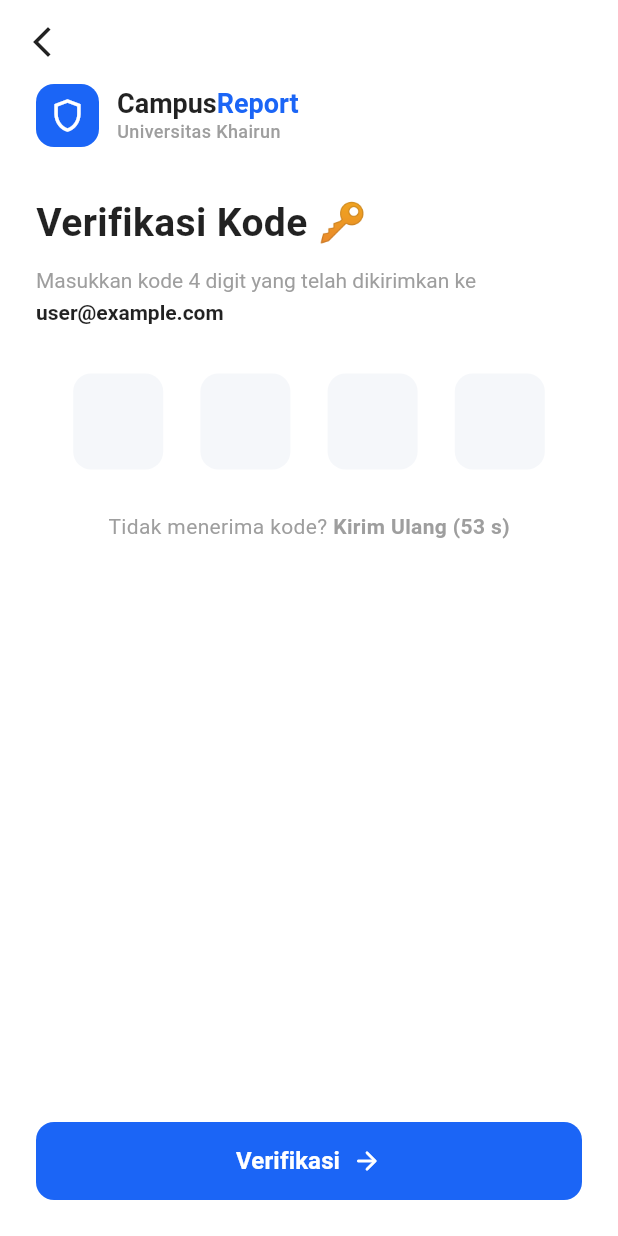
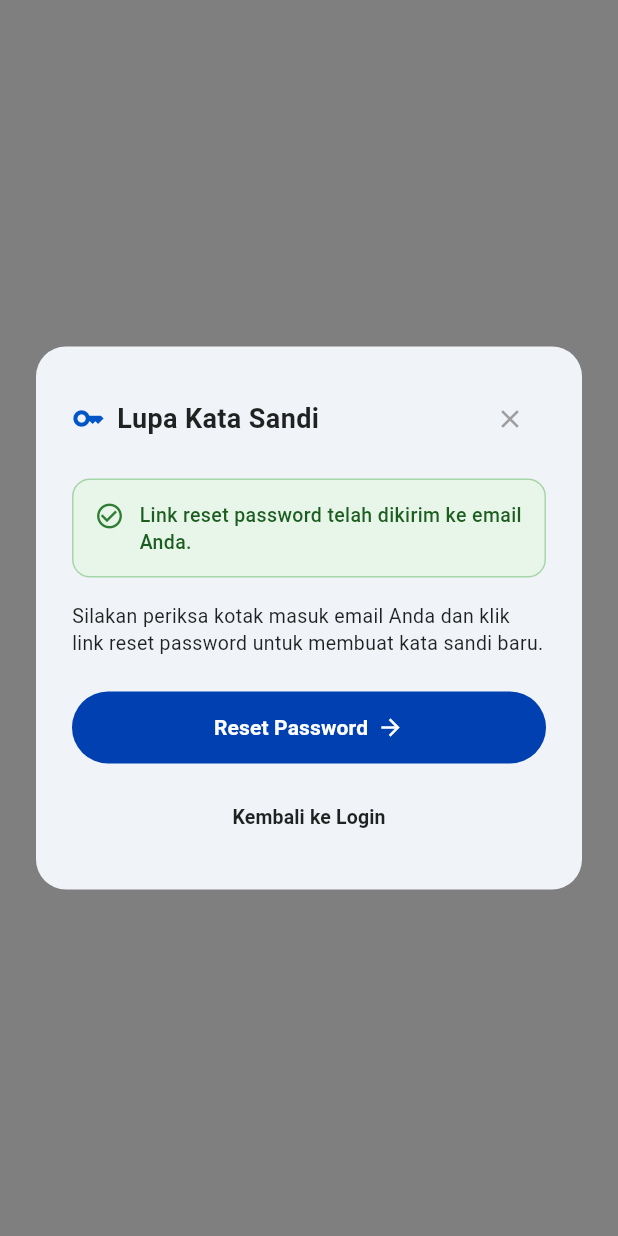
Before and after one commit to ekawati28/Projek-Mobile-, a Flutter app: the screen it shows after launch, on a phone screen of 412 x 824 dp. Run offline on Flutter 3.47's test engine with Material 3 defaults, Android fonts, the phone set to English and light mode, and no system bars.

Commit message:
menambahkan halaman lupa_password_page2 di views/auth

```diff
--- a/lib/main.dart
+++ b/lib/main.dart
@@ -1,5 +1,5 @@
 import 'package:flutter/material.dart';
-import 'reset_password_otp_page.dart';
+import 'views/auth/lupa_password_page2.dart';
 
 void main() {
   runApp(const MyApp());
@@ -10,9 +10,14 @@ class MyApp extends StatelessWidget {
 
   @override
   Widget build(BuildContext context) {
-    return const MaterialApp(
+    return MaterialApp(
+      title: 'CampusReport',
       debugShowCheckedModeBanner: false,
-      home: ResetPasswordOtpPage(emailOrPhone: "user@example.com"),
+      theme: ThemeData(
+        colorScheme: ColorScheme.fromSeed(seedColor: const Color(0xFF003399)),
+        useMaterial3: true,
+      ),
+      home: const LupaPasswordPage2(),
     );
   }
 }
--- a/lib/reset_password_otp_page.dart
+++ /dev/null
@@ -1,298 +0,0 @@
-import 'dart:async';
-import 'package:flutter/material.dart';
-import 'package:flutter/services.dart';
-
-class ResetPasswordOtpPage extends StatefulWidget {
-  final String emailOrPhone;
-
-  const ResetPasswordOtpPage({
-    super.key,
-    this.emailOrPhone = "mahasiswa@gmail.com",
-  });
-
-  @override
-  State<ResetPasswordOtpPage> createState() => _ResetPasswordOtpPageState();
-}
-
-class _ResetPasswordOtpPageState extends State<ResetPasswordOtpPage> {
-  final List<TextEditingController> _controllers =
-      List.generate(4, (_) => TextEditingController());
-  final List<FocusNode> _focusNodes = List.generate(4, (_) => FocusNode());
-
-  Timer? _timer;
-  int _start = 60;
-  bool _canResend = false;
-
-  @override
-  void initState() {
-    super.initState();
-    _startTimer();
-  }
-
-  void _startTimer() {
-    setState(() {
-      _start = 60;
-      _canResend = false;
-    });
-    _timer = Timer.periodic(const Duration(seconds: 1), (timer) {
-      if (_start == 0) {
-        setState(() {
-          _canResend = true;
-          timer.cancel();
-        });
-      } else {
-        setState(() {
-          _start--;
-        });
-      }
-    });
-  }
-
-  @override
-  void dispose() {
-    _timer?.cancel();
-    for (var controller in _controllers) {
-      controller.dispose();
-    }
-    for (var node in _focusNodes) {
-      node.dispose();
-    }
-    super.dispose();
-  }
-
-  String _getOtpCode() {
-    return _controllers.map((c) => c.text).join();
-  }
-
-  void _verifyOtp() {
-    String otp = _getOtpCode();
-    if (otp.length < 4) {
-      ScaffoldMessenger.of(context).showSnackBar(
-        const SnackBar(
-          content: Text('Masukkan 4 digit kode verifikasi dengan lengkap.'),
-          backgroundColor: Colors.redAccent,
-        ),
-      );
-      return;
-    }
-
-    ScaffoldMessenger.of(context).showSnackBar(
-      SnackBar(
-        content: Text('Kode OTP $otp berhasil diverifikasi!'),
-        backgroundColor: Colors.green,
-      ),
-    );
-  }
-
-  @override
-  Widget build(BuildContext context) {
-    const primaryColor = Color(0xFF1B65F6); // Warna biru utama CampusReport
-
-    return Scaffold(
-      backgroundColor: Colors.white,
-      appBar: AppBar(
-        backgroundColor: Colors.white,
-        elevation: 0,
-        leading: IconButton(
-          icon: const Icon(Icons.arrow_back_ios_new, color: Colors.black87),
-          onPressed: () => Navigator.pop(context),
-        ),
-      ),
-      body: SafeArea(
-        child: Padding(
-          padding: const EdgeInsets.symmetric(horizontal: 24.0),
-          child: Column(
-            crossAxisAlignment: CrossAxisAlignment.start,
-            children: [
-              // Header Brand CampusReport
-              Row(
-                children: [
-                  Container(
-                    width: 42,
-                    height: 42,
-                    decoration: BoxDecoration(
-                      color: primaryColor,
-                      borderRadius: BorderRadius.circular(12),
-                    ),
-                    child: const Icon(
-                      Icons.shield_outlined,
-                      color: Colors.white,
-                      size: 26,
-                    ),
-                  ),
-                  const SizedBox(width: 12),
-                  Column(
-                    crossAxisAlignment: CrossAxisAlignment.start,
-                    children: [
-                      RichText(
-                        text: const TextSpan(
-                          text: 'Campus',
-                          style: TextStyle(
-                            fontSize: 18,
-                            fontWeight: FontWeight.bold,
-                            color: Colors.black87,
-                          ),
-                          children: [
-                            TextSpan(
-                              text: 'Report',
-                              style: TextStyle(color: primaryColor),
-                            ),
-                          ],
-                        ),
-                      ),
-                      const Text(
-                        'Universitas Khairun',
-                        style: TextStyle(
-                          fontSize: 12,
-                          color: Colors.grey,
-                          fontWeight: FontWeight.w500,
-                        ),
-                      ),
-                    ],
-                  ),
-                ],
-              ),
-              const SizedBox(height: 32),
-
-              // Judul & Petunjuk
-              const Text(
-                'Verifikasi Kode 🔑',
-                style: TextStyle(
-                  fontSize: 26,
-                  fontWeight: FontWeight.bold,
-                  color: Colors.black87,
-                ),
-              ),
-              const SizedBox(height: 8),
-              RichText(
-                text: TextSpan(
-                  text: 'Masukkan kode 4 digit yang telah dikirimkan ke ',
-                  style: const TextStyle(fontSize: 14, color: Colors.grey, height: 1.5),
-                  children: [
-                    TextSpan(
-                      text: widget.emailOrPhone,
-                      style: const TextStyle(
-                        fontWeight: FontWeight.bold,
-                        color: Colors.black87,
-                      ),
-                    ),
-                  ],
-                ),
-              ),
-              const SizedBox(height: 32),
-
-              // Form Input Kode 4 Digit
-              Row(
-                mainAxisAlignment: MainAxisAlignment.spaceEvenly,
-                children: List.generate(4, (index) {
-                  return SizedBox(
-                    width: 60,
-                    height: 64,
-                    child: TextField(
-                      controller: _controllers[index],
-                      focusNode: _focusNodes[index],
-                      keyboardType: TextInputType.number,
-                      textAlign: TextAlign.center,
-                      style: const TextStyle(
-                        fontSize: 24,
-                        fontWeight: FontWeight.bold,
-                      ),
-                      inputFormatters: [
-                        LengthLimitingTextInputFormatter(1),
-                        FilteringTextInputFormatter.digitsOnly,
-                      ],
-                      decoration: InputDecoration(
-                        filled: true,
-                        fillColor: const Color(0xFFF5F7FA),
-                        border: OutlineInputBorder(
-                          borderRadius: BorderRadius.circular(12),
-                          borderSide: BorderSide.none,
-                        ),
-                        focusedBorder: OutlineInputBorder(
-                          borderRadius: BorderRadius.circular(12),
-                          borderSide: const BorderSide(
-                            color: primaryColor,
-                            width: 2,
-                          ),
-                        ),
-                      ),
-                      onChanged: (value) {
-                        if (value.isNotEmpty && index < 3) {
-                          _focusNodes[index + 1].requestFocus();
-                        } else if (value.isEmpty && index > 0) {
-                          _focusNodes[index - 1].requestFocus();
-                        }
-                      },
-                    ),
-                  );
-                }),
-              ),
-              const SizedBox(height: 28),
-
-              // Timer Kirim Ulang
-              Center(
-                child: Row(
-                  mainAxisAlignment: MainAxisAlignment.center,
-                  children: [
-                    const Text(
-                      "Tidak menerima kode? ",
-                      style: TextStyle(color: Colors.grey),
-                    ),
-                    GestureDetector(
-                      onTap: _canResend
-                          ? () {
-                              _startTimer();
-                            }
-                          : null,
-                      child: Text(
-                        _canResend ? "Kirim Ulang" : "Kirim Ulang ($_start s)",
-                        style: TextStyle(
-                          color: _canResend ? primaryColor : Colors.grey,
-                          fontWeight: FontWeight.bold,
-                        ),
-                      ),
-                    ),
-                  ],
-                ),
-              ),
-
-              const Spacer(),
-
-              // Tombol Verifikasi
-              SizedBox(
-                width: double.infinity,
-                height: 52,
-                child: ElevatedButton(
-                  onPressed: _verifyOtp,
-                  style: ElevatedButton.styleFrom(
-                    backgroundColor: primaryColor,
-                    shape: RoundedRectangleBorder(
-                      borderRadius: BorderRadius.circular(12),
-                    ),
-                    elevation: 0,
-                  ),
-                  child: const Row(
-                    mainAxisAlignment: MainAxisAlignment.center,
-                    children: [
-                      Text(
-                        'Verifikasi',
-                        style: TextStyle(
-                          fontSize: 16,
-                          fontWeight: FontWeight.bold,
-                          color: Colors.white,
-                        ),
-                      ),
-                      SizedBox(width: 8),
-                      Icon(Icons.arrow_forward_rounded, color: Colors.white, size: 20),
-                    ],
-                  ),
-                ),
-              ),
-              const SizedBox(height: 24),
-            ],
-          ),
-        ),
-      ),
-    );
-  }
-}
--- /dev/null
+++ b/lib/views/auth/lupa_password_page2.dart
@@ -0,0 +1,150 @@
+import 'package:flutter/material.dart';
+
+class LupaPasswordPage2 extends StatelessWidget {
+  const LupaPasswordPage2({super.key});
+
+  @override
+  Widget build(BuildContext context) {
+    return Scaffold(
+      backgroundColor: Colors.black.withValues(alpha: 0.5),
+      body: Center(
+        child: SingleChildScrollView(
+          child: Container(
+            margin: const EdgeInsets.symmetric(horizontal: 24),
+            padding: const EdgeInsets.all(24),
+            decoration: BoxDecoration(
+              color: const Color(0xFFF0F4F8),
+              borderRadius: BorderRadius.circular(20),
+            ),
+            child: Column(
+              mainAxisSize: MainAxisSize.min,
+              crossAxisAlignment: CrossAxisAlignment.start,
+              children: [
+                Row(
+                  mainAxisAlignment: MainAxisAlignment.spaceBetween,
+                  children: [
+                    Row(
+                      children: const [
+                        Icon(
+                          Icons.key_outlined,
+                          color: Color(0xFF0056C6),
+                          size: 22,
+                        ),
+                        SizedBox(width: 8),
+                        Text(
+                          'Lupa Kata Sandi',
+                          style: TextStyle(
+                            fontSize: 18,
+                            fontWeight: FontWeight.bold,
+                            color: Colors.black87,
+                          ),
+                        ),
+                      ],
+                    ),
+                    IconButton(
+                      icon: const Icon(Icons.close, color: Colors.grey, size: 20),
+                      onPressed: () => Navigator.pop(context),
+                      padding: EdgeInsets.zero,
+                      constraints: const BoxConstraints(),
+                    ),
+                  ],
+                ),
+                const SizedBox(height: 16),
+                Container(
+                  width: double.infinity,
+                  padding: const EdgeInsets.all(14),
+                  decoration: BoxDecoration(
+                    color: const Color(0xFFE8F5E9),
+                    borderRadius: BorderRadius.circular(12),
+                    border: Border.all(
+                      color: const Color(0xFFA5D6A7),
+                    ),
+                  ),
+                  child: Row(
+                    crossAxisAlignment: CrossAxisAlignment.start,
+                    children: [
+                      const Icon(
+                        Icons.check_circle_outline,
+                        color: Color(0xFF2E7D32),
+                        size: 20,
+                      ),
+                      const SizedBox(width: 10),
+                      Expanded(
+                        child: Text(
+                          'Link reset password telah dikirim ke email Anda.',
+                          style: TextStyle(
+                            fontSize: 13,
+                            color: Colors.green.shade900,
+                            height: 1.4,
+                            fontWeight: FontWeight.w500,
+                          ),
+                        ),
+                      ),
+                    ],
+                  ),
+                ),
+                const SizedBox(height: 16),
+                const Text(
+                  'Silakan periksa kotak masuk email Anda dan klik link reset password untuk membuat kata sandi baru.',
+                  style: TextStyle(
+                    fontSize: 13,
+                    color: Colors.black87,
+                    height: 1.4,
+                  ),
+                ),
+                const SizedBox(height: 24),
+                SizedBox(
+                  width: double.infinity,
+                  height: 48,
+                  child: ElevatedButton(
+                    onPressed: () {},
+                    style: ElevatedButton.styleFrom(
+                      backgroundColor: const Color(0xFF0040B0),
+                      shape: RoundedRectangleBorder(
+                        borderRadius: BorderRadius.circular(24),
+                      ),
+                      elevation: 0,
+                    ),
+                    child: Row(
+                      mainAxisAlignment: MainAxisAlignment.center,
+                      children: const [
+                        Text(
+                          'Reset Password',
+                          style: TextStyle(
+                            color: Colors.white,
+                            fontSize: 14,
+                            fontWeight: FontWeight.bold,
+                          ),
+                        ),
+                        SizedBox(width: 6),
+                        Icon(
+                          Icons.arrow_forward,
+                          color: Colors.white,
+                          size: 18,
+                        ),
+                      ],
+                    ),
+                  ),
+                ),
+                const SizedBox(height: 12),
+                Center(
+                  child: TextButton(
+                    onPressed: () => Navigator.pop(context),
+                    child: const Text(
+                      'Kembali ke Login',
+                      style: TextStyle(
+                        color: Colors.black87,
+                        fontSize: 13,
+                        fontWeight: FontWeight.w600,
+                      ),
+                    ),
+                  ),
+                ),
+              ],
+            ),
+          ),
+        ),
+      ),
+    );
+  }
+}
```
Also changed, not shown: pubspec.yaml (+3 -5 lines), 13 other files.
